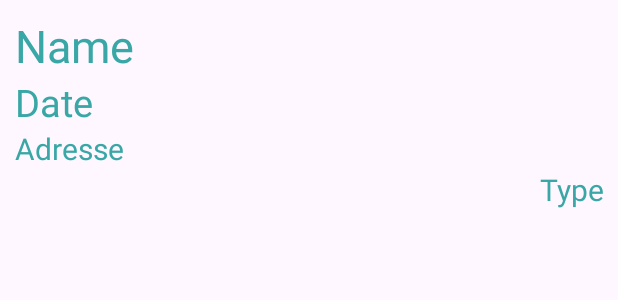
After one commit to DVMkhpte/PA-ATD-2023-2024, an Android app: the layout row_planning.xml on its own in the app's theme, with its tools: preview values and no code run, on a phone screen of 412 x 824 dp. The commit adds this screen. Shown: the top 300 px of the screen. Run offline under Robolectric (Android 15) with nearby library versions, the phone set to English and light mode, and no system bars; network calls fail.

Commit message:
Update mobile app

```diff
--- a/ApplicationMobilePA2/app/src/main/java/com/example/applicationmobilepa2/MainActivity.kt
+++ b/ApplicationMobilePA2/app/src/main/java/com/example/applicationmobilepa2/MainActivity.kt
@@ -41,6 +41,7 @@ class MainActivity : AppCompatActivity() {
 
             val queue = Volley.newRequestQueue(applicationContext)
             val url = "http://10.0.2.2:8000/api/user/login"
+            Log.d("url post", url)
             val jsonObjectRequest = JsonObjectRequest(Request.Method.POST, url, formData,
                 {resultat ->
                     val jsonObject = JSONObject(resultat.toString())
--- /dev/null
+++ b/ApplicationMobilePA2/app/src/main/res/layout/row_planning.xml
@@ -0,0 +1,48 @@
+<?xml version="1.0" encoding="utf-8"?>
+<LinearLayout xmlns:android="http://schemas.android.com/apk/res/android"
+    xmlns:app="http://schemas.android.com/apk/res-auto"
+    xmlns:tools="http://schemas.android.com/tools"
+    android:layout_width="match_parent"
+    android:layout_height="match_parent"
+    android:orientation="vertical"
+    tools:context=".MainActivity"
+    android:padding="10dp"
+    >
+
+
+    <TextView
+        android:layout_width="match_parent"
+        android:layout_height="wrap_content"
+        android:text="Name"
+        android:textSize="30dp"
+        android:textColor="@color/backgroud"
+        android:id="@+id/tv_name"
+        />
+    <TextView
+        android:layout_width="match_parent"
+        android:layout_height="wrap_content"
+        android:text="Date"
+        android:textSize="25dp"
+        android:textColor="@color/backgroud"
+        android:id="@+id/tv_date"
+        />
+
+    <TextView
+        android:layout_width="match_parent"
+        android:layout_height="wrap_content"
+        android:text="Adresse"
+        android:textSize="20dp"
+        android:textColor="@color/backgroud"
+        android:id="@+id/tv_adresse"
+        />
+    <TextView
+        android:layout_width="match_parent"
+        android:layout_height="wrap_content"
+        android:textAlignment="textEnd"
+        android:text="Type"
+        android:textSize="20dp"
+        android:textColor="@color/backgroud"
+        android:id="@+id/tv_type"
+        />
+
+</LinearLayout>
```
Also changed, not shown: ApplicationMobilePA2/app/src/main/java/com/example/applicationmobilepa2/ActivityPlanning.kt (+88 -51 lines), ApplicationMobilePA2/app/src/main/java/com/example/applicationmobilepa2/Planning.kt (added, +19 -0 lines), ApplicationMobilePA2/app/src/main/java/com/example/applicationmobilepa2/PlanningAdaptater.kt (added, +60 -0 lines), ApplicationMobilePA2/app/src/main/res/layout/activity_planning.xml (+25 -23 lines).
